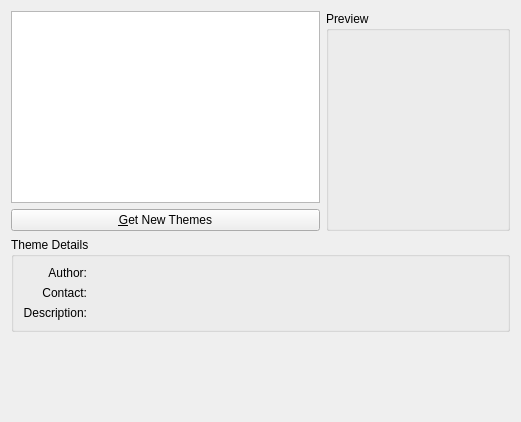
Above: kgamethemeselector.ui from KDE/libkdegames before the change. Below: the same form after it.
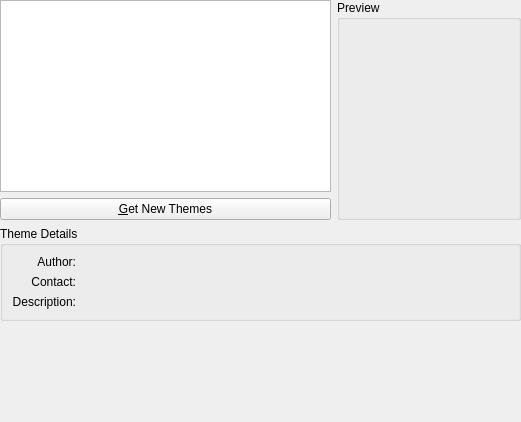
That is the form after the change.

Commit message: we don't want a margin here otherwise we get a double margin when put in a dialog

Patch:
```diff
--- a/kgamethemeselector.ui
+++ b/kgamethemeselector.ui
@@ -19,6 +19,18 @@
    <string>Form</string>
   </property>
   <layout class="QGridLayout" >
+   <property name="leftMargin" >
+    <number>0</number>
+   </property>
+   <property name="topMargin" >
+    <number>0</number>
+   </property>
+   <property name="rightMargin" >
+    <number>0</number>
+   </property>
+   <property name="bottomMargin" >
+    <number>0</number>
+   </property>
    <item row="0" column="0" >
     <layout class="QHBoxLayout" >
      <item>
```
